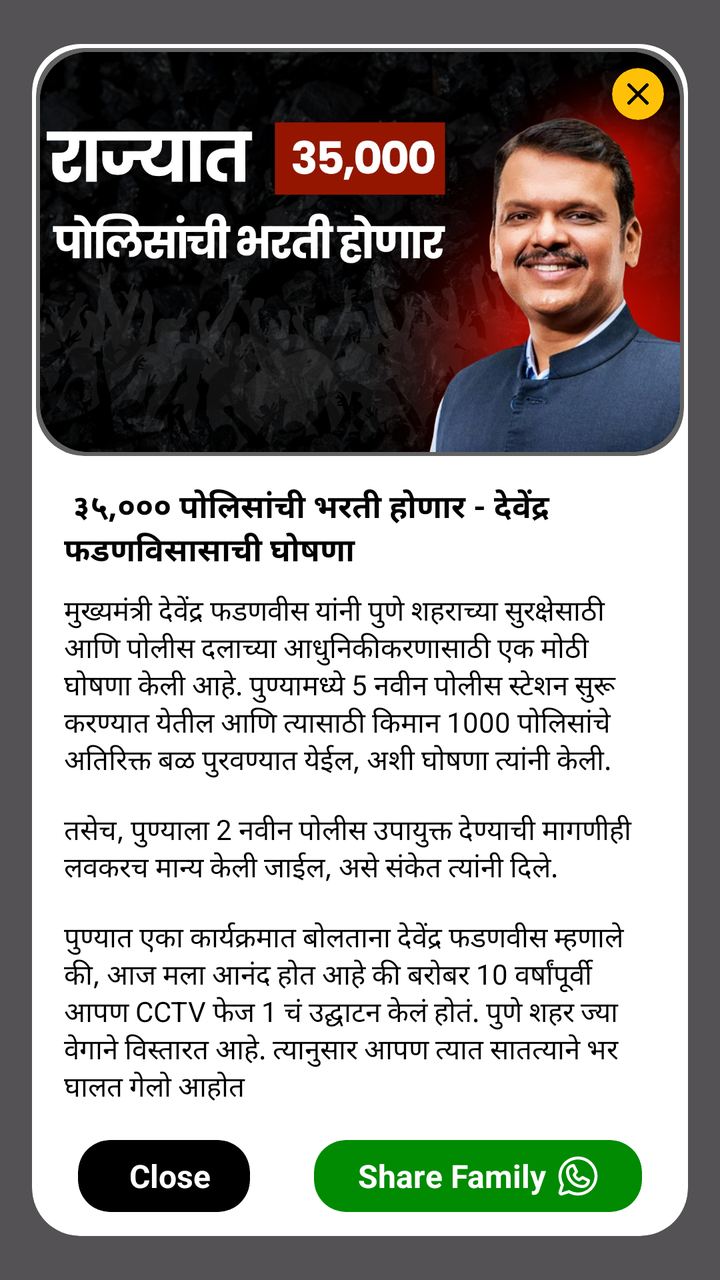
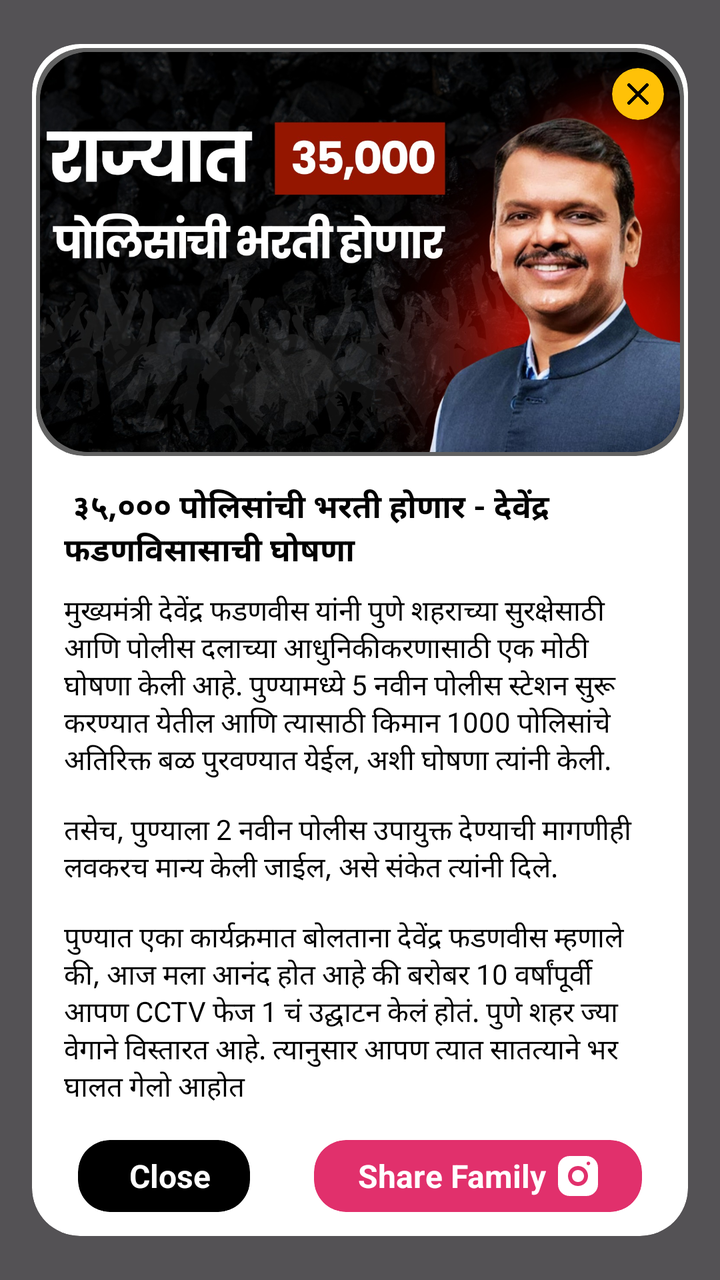

The first picture is an Android layout as it rendered before a commit; the second is the same layout after the commit. The layout source and the unified diff follow.
<!-- AndroidManifest.xml: application theme Theme.OneRoadmap -->
<!-- res/layout/goverment_news_card.xml -->
<?xml version="1.0" encoding="utf-8"?>
<androidx.constraintlayout.widget.ConstraintLayout xmlns:android="http://schemas.android.com/apk/res/android"
    xmlns:app="http://schemas.android.com/apk/res-auto"
    xmlns:tools="http://schemas.android.com/tools"
    android:layout_width="match_parent"
    android:background="#AA000000"
    android:layout_height="match_parent">

    <androidx.cardview.widget.CardView
        android:id="@+id/cardView16"
        android:layout_width="0dp"
        android:layout_height="wrap_content"
        app:cardBackgroundColor="#FFFFFF"
        android:layout_margin="16dp"
        app:cardCornerRadius="24dp"
        app:cardElevation="0dp"
        app:layout_constraintBottom_toBottomOf="parent"
        app:layout_constraintEnd_toEndOf="parent"
        app:layout_constraintStart_toStartOf="parent"
        app:layout_constraintTop_toTopOf="parent">

        <LinearLayout
            android:layout_width="match_parent"
            android:layout_height="wrap_content"
            android:orientation="vertical">

            <androidx.cardview.widget.CardView
                android:layout_width="match_parent"
                android:layout_height="wrap_content"
                android:layout_margin="2dp"
                app:cardBackgroundColor="#626262"
                app:cardCornerRadius="24dp"
                app:cardElevation="0dp">

                <androidx.cardview.widget.CardView
                    android:layout_width="match_parent"
                    android:layout_height="match_parent"
                    android:layout_margin="2dp"
                    android:clipToPadding="true"
                    android:padding="6dp"
                    app:cardBackgroundColor="#000000"
                    app:cardCornerRadius="24dp"
                    app:cardElevation="0dp">

                    <ImageView
                        android:id="@+id/imageView6"
                        android:layout_width="match_parent"
                        android:layout_height="200dp"
                        android:scaleType="centerCrop"
                        app:srcCompat="@drawable/ic_news_banner" />
                </androidx.cardview.widget.CardView>
            </androidx.cardview.widget.CardView>

            <TextView
                android:id="@+id/textView4"
                android:layout_width="match_parent"
                android:layout_height="wrap_content"
                android:layout_marginStart="16dp"
                android:layout_marginTop="12dp"
                android:layout_marginEnd="16dp"
                android:layout_marginBottom="8dp"
                android:text=" ३५,००० पोलिसांची भरती होणार - देवेंद्र फडणविसासाची घोषणा "
                android:textColor="#000000"
                android:textSize="16sp"
                android:textStyle="bold" />

            <TextView
                android:id="@+id/textView18"
                android:layout_width="match_parent"
                android:layout_height="wrap_content"
                android:layout_marginStart="16dp"
                android:layout_marginEnd="16dp"
                android:layout_marginBottom="16dp"
                android:text="@string/news_description"
                android:textColor="#000000" />

            <LinearLayout
                android:layout_width="match_parent"
                android:layout_height="wrap_content"
                android:layout_marginBottom="12dp"
                android:gravity="center"
                android:orientation="horizontal">

                <androidx.cardview.widget.CardView
                    android:id="@+id/cardView7"
                    android:layout_width="86dp"
                    android:layout_height="36dp"
                    android:layout_marginEnd="32dp"
                    android:clickable="true"
                    android:focusable="true"
                    app:cardBackgroundColor="#000000"
                    app:cardCornerRadius="16dp"
                    app:cardElevation="0dp"
                    app:layout_constraintStart_toStartOf="parent"
                    app:layout_constraintTop_toTopOf="parent">

                    <LinearLayout
                        android:layout_width="match_parent"
                        android:layout_height="match_parent"
                        android:layout_marginStart="4dp"
                        android:gravity="center"
                        android:orientation="horizontal">

                        <TextView
                            android:id="@+id/textView35"
                            android:layout_width="wrap_content"
                            android:layout_height="wrap_content"
                            android:layout_marginStart="4dp"
                            android:layout_marginTop="2dp"
                            android:layout_marginEnd="2dp"
                            android:layout_marginBottom="2dp"
                            android:text="Close"
                            android:textColor="#FFFFFF"
                            android:textSize="16sp"
                            android:textStyle="bold" />
                    </LinearLayout>
                </androidx.cardview.widget.CardView>

                <androidx.cardview.widget.CardView
                    android:id="@+id/cardView"
                    android:layout_width="164dp"
                    android:layout_height="36dp"
                    app:cardBackgroundColor="#008B02"
                    app:cardCornerRadius="16dp"
                    app:cardElevation="0dp"
                    app:layout_constraintBottom_toTopOf="@+id/constraintLayout3"
                    app:layout_constraintEnd_toEndOf="parent">

                    <LinearLayout
                        android:layout_width="match_parent"
                        android:layout_height="match_parent"
                        android:gravity="center"
                        android:orientation="horizontal">

                        <TextView
                            android:id="@+id/textView46"
                            android:layout_width="wrap_content"
                            android:layout_height="wrap_content"
                            android:layout_gravity="center"
                            android:paddingStart="6dp"
                            android:text="Share Family"
                            android:textColor="#ffffff"
                            android:textSize="16sp"
                            android:textStyle="bold" />

                        <ImageView
                            android:id="@+id/imageView26"
                            android:layout_width="wrap_content"
                            android:layout_height="wrap_content"
                            android:layout_marginStart="2dp"
                            android:paddingStart="2dp"
                            android:paddingEnd="4dp"
                            android:src="@drawable/whatsapp"
                            app:tint="#ffffff" />
                    </LinearLayout>
                </androidx.cardview.widget.CardView>

            </LinearLayout>

        </LinearLayout>
    </androidx.cardview.widget.CardView>

    <androidx.cardview.widget.CardView
        android:layout_width="26dp"
        android:layout_height="26dp"
        android:layout_marginTop="12dp"
        android:layout_marginEnd="12dp"
        app:cardBackgroundColor="#FFC107"
        app:cardCornerRadius="50dp"
        app:cardElevation="0dp"
        app:layout_constraintEnd_toEndOf="@+id/cardView16"
        app:layout_constraintTop_toTopOf="@+id/cardView16">

        <ImageView
            android:padding="4dp"
            android:id="@+id/imageView17"
            android:layout_width="wrap_content"
            android:layout_height="wrap_content"
            app:srcCompat="@drawable/close" />
    </androidx.cardview.widget.CardView>

</androidx.constraintlayout.widget.ConstraintLayout>
<!-- resources referenced by this layout -->
<resources>
  <!-- drawable close: png bitmap (drawable, 4916 bytes) -->
  <!-- drawable ic_news_banner: jpeg bitmap (drawable, 240713 bytes) -->
  <!-- drawable whatsapp: vector/xml drawable (drawable, 2619 chars, omitted) -->
  <string name="news_description">मुख्यमंत्री देवेंद्र फडणवीस यांनी पुणे शहराच्या सुरक्षेसाठी आणि पोलीस दलाच्या आधुनिकीकरणासाठी एक मोठी घोषणा केली आहे. पुण्यामध्ये 5 नवीन पोलीस स्टेशन सुरू करण्यात येतील आणि त्यासाठी किमान 1000 पोलिसांचे अतिरिक्त बळ पुरवण्यात येईल, अशी घोषणा त्यांनी केली.   \n\nतसेच, पुण्याला 2 नवीन पोलीस उपायुक्त देण्याची मागणीही लवकरच मान्य केली जाईल, असे संकेत त्यांनी दिले.   \n\nपुण्यात एका कार्यक्रमात बोलताना देवेंद्र फडणवीस म्हणाले की, आज मला आनंद होत आहे की बरोबर 10 वर्षांपूर्वी आपण CCTV फेज 1 चं उद्घाटन केलं होतं. पुणे शहर ज्या वेगाने विस्तारत आहे. त्यानुसार आपण त्यात सातत्याने भर घालत गेलो आहोत</string>
  <style name="Theme.OneRoadmap" parent="Base.Theme.OneRoadmap" />
  <style name="Base.Theme.OneRoadmap" parent="Theme.Material3.Light.NoActionBar">
          
      </style>
</resources>

<!-- the commit's change to res/layout/goverment_news_card.xml (unified diff, before → after) -->
@@ -120,7 +120,7 @@
                     android:id="@+id/cardView"
                     android:layout_width="164dp"
                     android:layout_height="36dp"
-                    app:cardBackgroundColor="#008B02"
+                    app:cardBackgroundColor="#E1306C"
                     app:cardCornerRadius="16dp"
                     app:cardElevation="0dp"
                     app:layout_constraintBottom_toTopOf="@+id/constraintLayout3"
@@ -150,7 +150,7 @@
                             android:layout_marginStart="2dp"
                             android:paddingStart="2dp"
                             android:paddingEnd="4dp"
-                            android:src="@drawable/whatsapp"
+                            android:src="@drawable/ic_instagram"
                             app:tint="#ffffff" />
                     </LinearLayout>
                 </androidx.cardview.widget.CardView>
<!-- resource entries referenced after the edit -->
@@ -1,8 +1,17 @@
 <!-- resources referenced by this layout -->
 <resources>
   <!-- drawable close: png bitmap (drawable, 4916 bytes) -->
+  <!-- drawable ic_instagram (drawable) -->
+  <vector xmlns:android="http://schemas.android.com/apk/res/android"
+      android:width="24dp"
+      android:height="24dp"
+      android:viewportWidth="24"
+      android:viewportHeight="24">
+      <path
+          android:fillColor="#FFFFFFFF"
+          android:pathData="M7.8,2H16.2C19.4,2 22,4.6 22,7.8V16.2C22,19.4 19.4,22 16.2,22H7.8C4.6,22 2,19.4 2,16.2V7.8C2,4.6 4.6,2 7.8,2M12,7C9.2,7 7,9.2 7,12C7,14.8 9.2,17 12,17C14.8,17 17,14.8 17,12C17,9.2 14.8,7 12,7M12,15C10.3,15 9,13.7 9,12C9,10.3 10.3,9 12,9C13.7,9 15,10.3 15,12C15,13.7 13.7,15 12,15M17.2,4.8C16.7,4.8 16.3,5.2 16.3,5.7C16.3,6.2 16.7,6.6 17.2,6.6C17.7,6.6 18.1,6.2 18.1,5.7C18.1,5.2 17.7,4.8 17.2,4.8Z" />
+  </vector>
   <!-- drawable ic_news_banner: jpeg bitmap (drawable, 240713 bytes) -->
-  <!-- drawable whatsapp: vector/xml drawable (drawable, 2619 chars, omitted) -->
   <string name="news_description">मुख्यमंत्री देवेंद्र फडणवीस यांनी पुणे शहराच्या सुरक्षेसाठी आणि पोलीस दलाच्या आधुनिकीकरणासाठी एक मोठी घोषणा केली आहे. पुण्यामध्ये 5 नवीन पोलीस स्टेशन सुरू करण्यात येतील आणि त्यासाठी किमान 1000 पोलिसांचे अतिरिक्त बळ पुरवण्यात येईल, अशी घोषणा त्यांनी केली.   \n\nतसेच, पुण्याला 2 नवीन पोलीस उपायुक्त देण्याची मागणीही लवकरच मान्य केली जाईल, असे संकेत त्यांनी दिले.   \n\nपुण्यात एका कार्यक्रमात बोलताना देवेंद्र फडणवीस म्हणाले की, आज मला आनंद होत आहे की बरोबर 10 वर्षांपूर्वी आपण CCTV फेज 1 चं उद्घाटन केलं होतं. पुणे शहर ज्या वेगाने विस्तारत आहे. त्यानुसार आपण त्यात सातत्याने भर घालत गेलो आहोत</string>
   <style name="Theme.OneRoadmap" parent="Base.Theme.OneRoadmap" />
   <style name="Base.Theme.OneRoadmap" parent="Theme.Material3.Light.NoActionBar">
